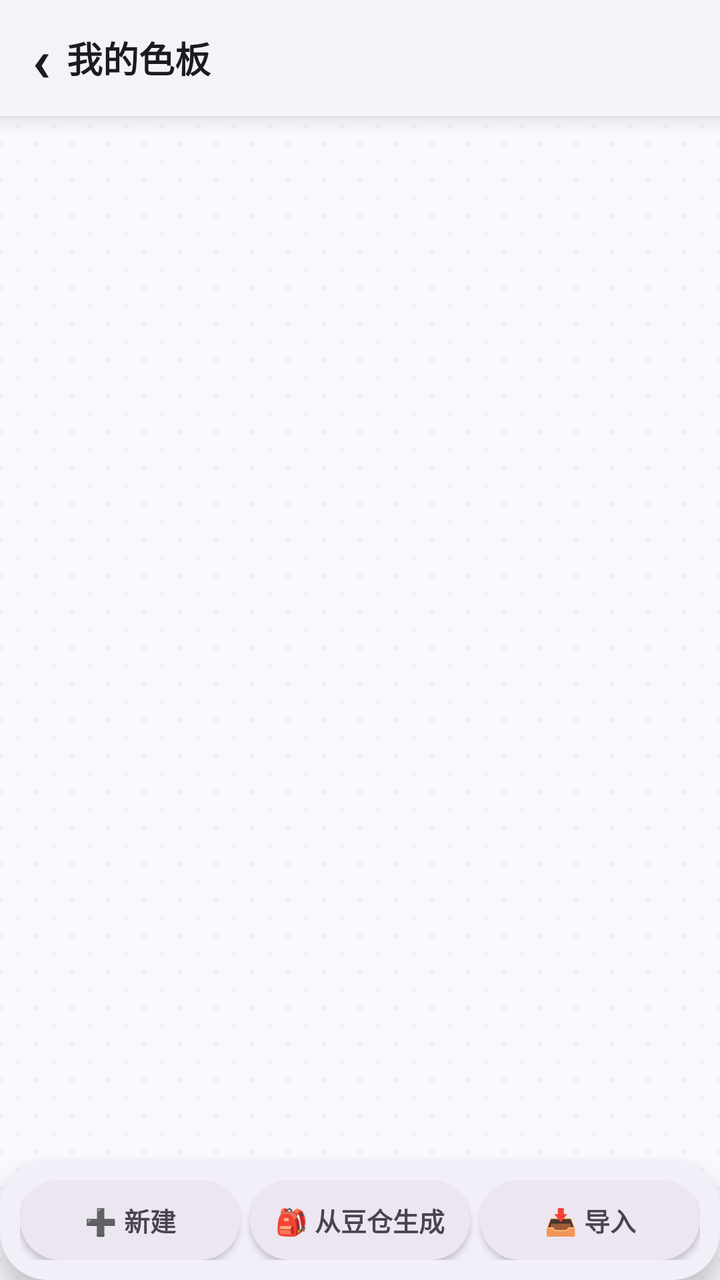
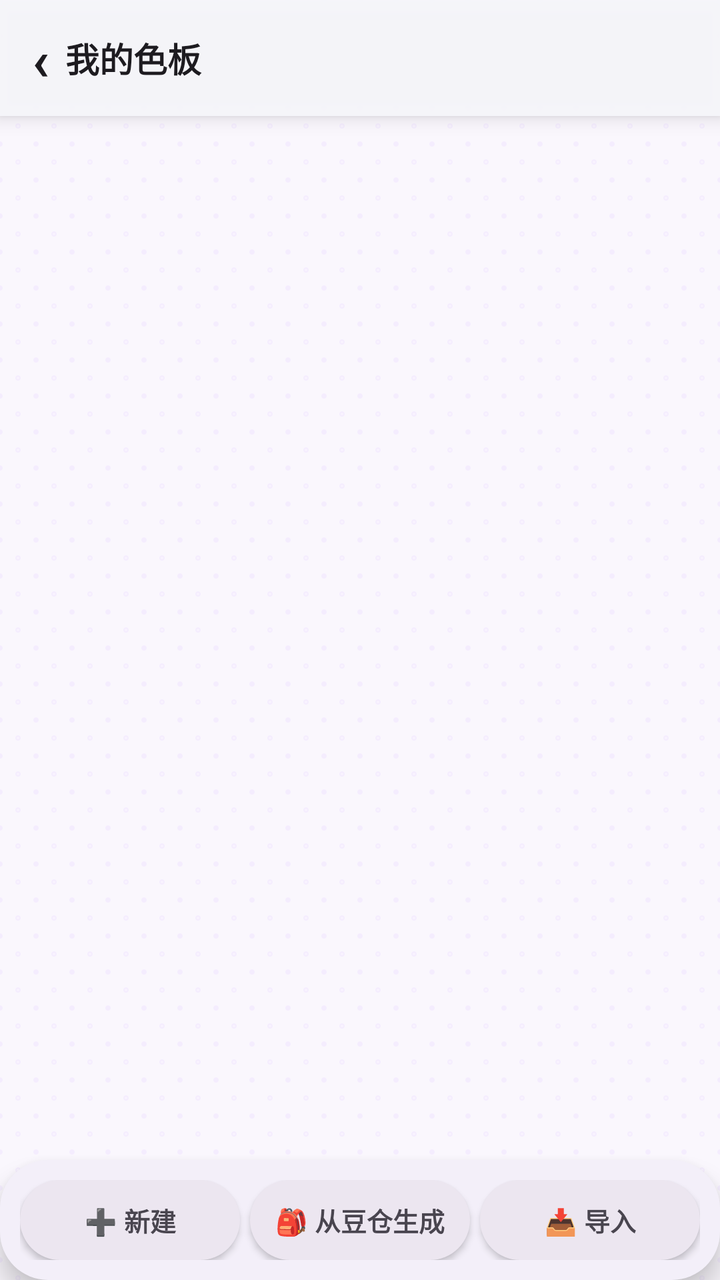

Screens rendered from an Android XML layout before and after an edit, with the pre-edit source and the edit as a unified diff.
<!-- AndroidManifest.xml: application theme AppTheme -->
<!-- res/layout/activity_palette.xml -->
<?xml version="1.0" encoding="utf-8"?>
<LinearLayout xmlns:android="http://schemas.android.com/apk/res/android"
    android:layout_width="match_parent"
    android:layout_height="match_parent"
    android:background="@drawable/bg_pegboard"
    android:orientation="vertical">

    <LinearLayout
        android:layout_width="match_parent"
        android:layout_height="58dp"
        android:background="@drawable/bg_header"
        android:elevation="6dp"
        android:gravity="center_vertical"
        android:orientation="horizontal">

        <TextView
            android:id="@+id/btnBack"
            android:layout_width="wrap_content"
            android:layout_height="match_parent"
            android:clickable="true"
            android:focusable="true"
            android:gravity="center"
            android:paddingStart="16dp"
            android:paddingEnd="8dp"
            android:text="‹"
            android:textColor="@color/textMain"
            android:textSize="30sp"
            android:textStyle="bold" />

        <TextView
            android:layout_width="0dp"
            android:layout_height="wrap_content"
            android:layout_weight="1"
            android:text="@string/palette_title"
            android:textColor="@color/textMain"
            android:textSize="18sp"
            android:textStyle="bold" />

        <TextView
            android:id="@+id/tvCount"
            android:layout_width="wrap_content"
            android:layout_height="wrap_content"
            android:paddingEnd="16dp"
            android:textColor="@color/textSub"
            android:textSize="13sp" />
    </LinearLayout>

    <ListView
        android:id="@+id/lvPalettes"
        android:layout_width="match_parent"
        android:layout_height="0dp"
        android:layout_weight="1"
        android:clipToPadding="false"
        android:divider="@null"
        android:dividerHeight="0dp"
        android:listSelector="@android:color/transparent"
        android:padding="12dp"
        android:scrollbars="none" />

    <LinearLayout
        android:layout_width="match_parent"
        android:layout_height="wrap_content"
        android:background="@drawable/bg_card"
        android:elevation="8dp"
        android:gravity="center"
        android:orientation="horizontal"
        android:padding="10dp">

        <TextView
            android:id="@+id/btnNew"
            android:layout_width="0dp"
            android:layout_height="40dp"
            android:layout_marginEnd="5dp"
            android:layout_weight="1"
            android:background="@drawable/bg_chip"
            android:clickable="true"
            android:elevation="2dp"
            android:focusable="true"
            android:gravity="center"
            android:text="@string/btn_new"
            android:textColor="@color/text_chip"
            android:textSize="13sp"
            android:textStyle="bold" />

        <TextView
            android:id="@+id/btnFromInventory"
            android:layout_width="0dp"
            android:layout_height="40dp"
            android:layout_marginEnd="5dp"
            android:layout_weight="1"
            android:background="@drawable/bg_chip"
            android:clickable="true"
            android:elevation="2dp"
            android:focusable="true"
            android:gravity="center"
            android:text="@string/btn_from_inventory"
            android:textColor="@color/text_chip"
            android:textSize="13sp"
            android:textStyle="bold" />

        <TextView
            android:id="@+id/btnImport"
            android:layout_width="0dp"
            android:layout_height="40dp"
            android:layout_weight="1"
            android:background="@drawable/bg_chip"
            android:clickable="true"
            android:elevation="2dp"
            android:focusable="true"
            android:gravity="center"
            android:text="@string/btn_import"
            android:textColor="@color/text_chip"
            android:textSize="13sp"
            android:textStyle="bold" />
    </LinearLayout>
</LinearLayout>
<!-- resources referenced by this layout -->
<resources>
  <color name="textMain">#1D1B20</color>
  <color name="textSub">#49454F</color>
  <!-- drawable bg_card (drawable) -->
  <?xml version="1.0" encoding="utf-8"?>
  <shape xmlns:android="http://schemas.android.com/apk/res/android"
      android:shape="rectangle">
      <solid android:color="@color/colorSurface" />
      <corners android:radius="24dp" />
  </shape>
  <!-- drawable bg_chip (drawable) -->
  <?xml version="1.0" encoding="utf-8"?>
  <selector xmlns:android="http://schemas.android.com/apk/res/android">
      <item android:state_selected="true">
          <shape android:shape="rectangle">
              <solid android:color="@color/primaryContainer" />
              <corners android:radius="20dp" />
          </shape>
      </item>
      <item android:state_checked="true">
          <shape android:shape="rectangle">
              <solid android:color="@color/primaryContainer" />
              <corners android:radius="20dp" />
          </shape>
      </item>
      <item>
          <shape android:shape="rectangle">
              <solid android:color="@color/subsurface" />
              <corners android:radius="20dp" />
          </shape>
      </item>
  </selector>
  <!-- drawable bg_header (drawable) -->
  <?xml version="1.0" encoding="utf-8"?>
  <shape xmlns:android="http://schemas.android.com/apk/res/android"
      android:shape="rectangle">
      <solid android:color="@color/headerBg" />
  </shape>
  <!-- drawable bg_pegboard (drawable) -->
  <?xml version="1.0" encoding="utf-8"?>
  <bitmap xmlns:android="http://schemas.android.com/apk/res/android"
      android:src="@drawable/tile_pegboard"
      android:tileModeX="repeat"
      android:tileModeY="repeat" />
  <string name="btn_from_inventory">🎒 从豆仓生成</string>
  <string name="btn_import">📥 导入</string>
  <string name="btn_new">➕ 新建</string>
  <string name="palette_title">我的色板</string>
  <style name="AppTheme" parent="android:Theme.Material.Light.NoActionBar">
          <item name="android:colorPrimary">@color/primary</item>
          <item name="android:colorPrimaryDark">@color/bg</item>
          <item name="android:colorAccent">@color/primary</item>
          <item name="android:statusBarColor">@color/bg</item>
          <item name="android:navigationBarColor">@color/bg</item>
          <item name="android:windowBackground">@drawable/bg_pegboard</item>
          <item name="android:windowLightStatusBar">true</item>
          
          <item name="android:alertDialogTheme">@style/CandyAlertDialog</item>
      </style>
  <color name="colorSurface">#F3EFF9</color>
  <color name="primaryContainer">#EADDFF</color>
  <color name="subsurface">#ECE6F0</color>
  <color name="headerBg">#F2F7F7FB</color>
  <!-- drawable tile_pegboard: png bitmap (drawable-night-nodpi, 262 bytes) -->
  <color name="primary">#6750A4</color>
  <color name="bg">#FEF7FF</color>
  <style name="CandyAlertDialog" parent="android:Theme.Material.Light.Dialog.Alert">
          <item name="android:windowBackground">@drawable/bg_dialog</item>
          <item name="android:colorAccent">@color/primary</item>
          <item name="android:textColorPrimary">@color/textMain</item>
          <item name="android:textColorSecondary">@color/textSub</item>
          <item name="android:windowMinWidthMinor">85%</item>
      </style>
  <!-- drawable bg_dialog (drawable) -->
  <?xml version="1.0" encoding="utf-8"?>
  <shape xmlns:android="http://schemas.android.com/apk/res/android"
      android:shape="rectangle">
      <solid android:color="@color/card" />
      <corners android:radius="28dp" />
  </shape>
  <color name="card">#FFFFFF</color>
</resources>

<!-- the commit's change to res/layout/activity_palette.xml (unified diff, before → after) -->
@@ -24,7 +24,7 @@
             android:paddingEnd="8dp"
             android:text="‹"
             android:textColor="@color/textMain"
-            android:textSize="30sp"
+            android:textSize="28sp"
             android:textStyle="bold" />
 
         <TextView
@@ -33,7 +33,7 @@
             android:layout_weight="1"
             android:text="@string/palette_title"
             android:textColor="@color/textMain"
-            android:textSize="18sp"
+            android:textSize="17sp"
             android:textStyle="bold" />
 
         <TextView
<!-- resource entries referenced after the edit -->
@@ -62,7 +62,7 @@
   <color name="primaryContainer">#EADDFF</color>
   <color name="subsurface">#ECE6F0</color>
   <color name="headerBg">#F2F7F7FB</color>
-  <!-- drawable tile_pegboard: png bitmap (drawable-night-nodpi, 262 bytes) -->
+  <!-- drawable tile_pegboard: png bitmap (drawable-night-nodpi, 279 bytes) -->
   <color name="primary">#6750A4</color>
   <color name="bg">#FEF7FF</color>
   <style name="CandyAlertDialog" parent="android:Theme.Material.Light.Dialog.Alert">
